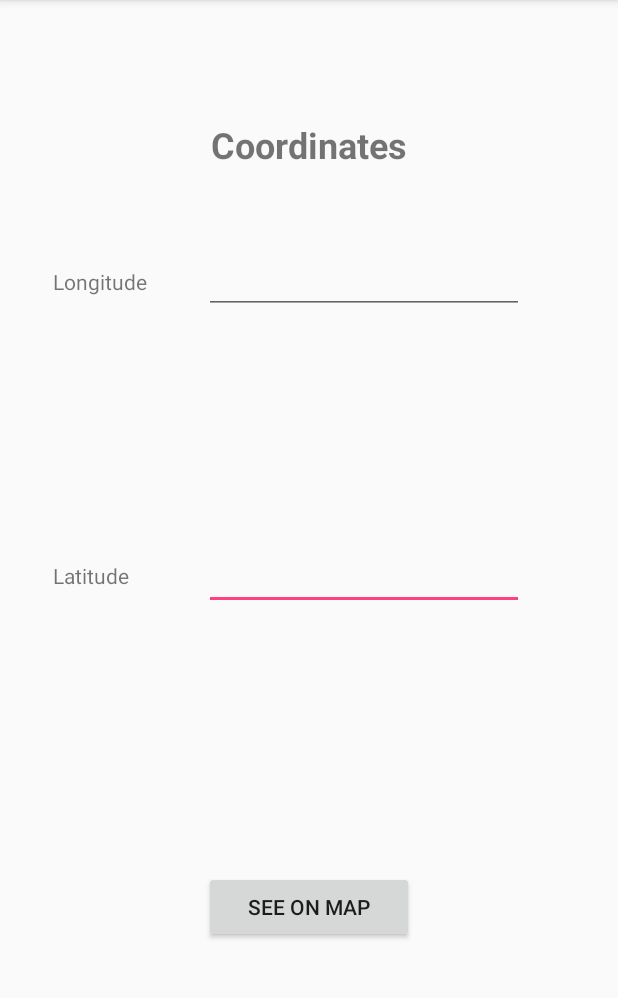
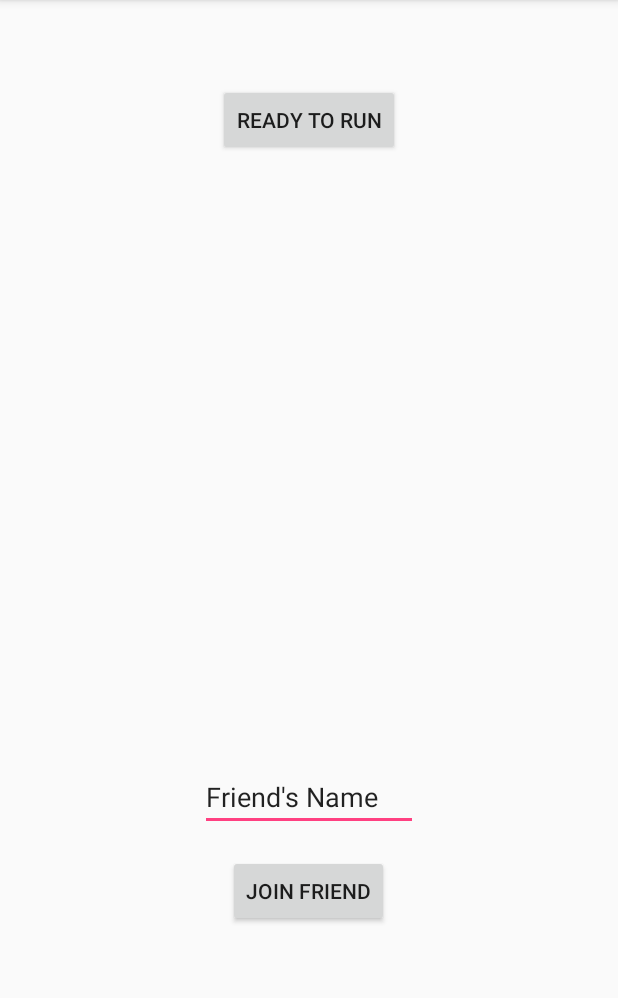
Before and after one commit to apj11c/MobileLiveRacing, an Android app: the screen it shows after launch (MainActivity), on a phone screen of 412 x 824 dp, the part 84-1082 px from its top. Run offline under Robolectric (Android 15) with nearby library versions, the phone set to English and light mode, and no system bars; our stand-ins replace Firebase (no records; nobody signed in at launch, a user with empty details on screens opened directly); libraries missing offline, so code that uses them is left out: com.firebase.ui; 2 statements that could not run were skipped.

Commit message:
Friend Fragment
The app now starts on the FindFriendFragment instead of the MainFragment. FindFriend needs onClickListeners set up so that it can connect two users.

```diff
--- /dev/null
+++ b/app/src/main/java/edu/fsu/cs/mobile/mobileliveracing/FindFriendFragment.java
@@ -0,0 +1,29 @@
+package edu.fsu.cs.mobile.mobileliveracing;
+
+
+import android.os.Bundle;
+import android.support.v4.app.Fragment;
+import android.view.LayoutInflater;
+import android.view.View;
+import android.view.ViewGroup;
+
+
+/**
+ * A simple {@link Fragment} subclass.
+ */
+public class FindFriendFragment extends Fragment {
+
+
+    public FindFriendFragment() {
+        // Required empty public constructor
+    }
+
+
+    @Override
+    public View onCreateView(LayoutInflater inflater, ViewGroup container,
+                             Bundle savedInstanceState) {
+        // Inflate the layout for this fragment
+        return inflater.inflate(R.layout.fragment_find_friend, container, false);
+    }
+
+}
--- a/app/src/main/java/edu/fsu/cs/mobile/mobileliveracing/MainActivity.java
+++ b/app/src/main/java/edu/fsu/cs/mobile/mobileliveracing/MainActivity.java
@@ -34,6 +34,7 @@ public class MainActivity extends AppCompatActivity {
 
     public static final String FRAGMENT_MAIN = "main";
     public static final String FRAGMENT_MAP = "map";
+    public static final String FRAGMENT_FRIEND = "friend";
     public static final String LOCATION_REFRESH_TIME = "map";
     public static final String LOCATION_REFRESH_DISTANCE = "map";
 
@@ -49,8 +50,8 @@ public class MainActivity extends AppCompatActivity {
         setContentView(R.layout.activity_main);
         Log.i(TAG, "MainFragment.onCreate()");
 
-        OnFragmentChanged(FRAGMENT_MAIN);
-
+        //OnFragmentChanged(FRAGMENT_MAIN);
+        OnFragmentChanged(FRAGMENT_FRIEND);
         String jsonStr = getJSONFromAssets();
 
 
@@ -157,7 +158,14 @@ public class MainActivity extends AppCompatActivity {
         FragmentManager fragmentManager = getSupportFragmentManager();
         FragmentTransaction fragmentTransaction = fragmentManager.beginTransaction();
         switch (key) {
+            case FRAGMENT_FRIEND:
+                Log.i(TAG,"starting friend fragment.");
+                FindFriendFragment friend = new FindFriendFragment();
+                fragmentTransaction.replace(R.id.frame,friend);
+                fragmentTransaction.commit();
+                break;
             case FRAGMENT_MAIN:
+                Log.i(TAG,"case FRAGMENT_MAIN");
                 MainFragment loginFragment = new MainFragment();
                 fragmentTransaction.replace(R.id.frame, loginFragment);
                 fragmentTransaction.commit();
@@ -184,7 +192,10 @@ public class MainActivity extends AppCompatActivity {
                 }
                 Log.i(TAG, "MainFragment.onCreate(): Permissions granted");
                 location = mLocationManager.getLastKnownLocation(LocationManager.GPS_PROVIDER);
+                if(location == null){
+                    Log.i(TAG,"Location is null.");}
                 double latitude = location.getLatitude();
+                Log.i(TAG,"Latitude got.");
                 double lng = location.getLongitude();
                 DrawMap(latitude, lng);
                 break;
--- a/app/src/main/java/edu/fsu/cs/mobile/mobileliveracing/MainFragment.java
+++ b/app/src/main/java/edu/fsu/cs/mobile/mobileliveracing/MainFragment.java
@@ -27,7 +27,6 @@ public class MainFragment extends Fragment {
     public void onCreate(Bundle savedInstanceState) {
         super.onCreate(savedInstanceState);
         Log.i(TAG, "MainFragment.onCreate()");
-
     }
 
     @Override
--- /dev/null
+++ b/app/src/main/res/layout/fragment_find_friend.xml
@@ -0,0 +1,38 @@
+<?xml version="1.0" encoding="utf-8"?>
+<RelativeLayout xmlns:android="http://schemas.android.com/apk/res/android"
+    xmlns:tools="http://schemas.android.com/tools"
+    android:layout_width="match_parent"
+    android:layout_height="match_parent"
+    tools:context=".FindFriendFragment">
+
+    <!-- TODO: Update blank fragment layout -->
+
+    <Button
+        android:id="@+id/buttonReady"
+        android:layout_width="wrap_content"
+        android:layout_height="wrap_content"
+        android:layout_alignParentTop="true"
+        android:layout_centerHorizontal="true"
+        android:layout_marginTop="56dp"
+        android:text="Ready to Run" />
+
+    <EditText
+        android:id="@+id/friendName"
+        android:layout_width="145dp"
+        android:layout_height="wrap_content"
+        android:layout_alignParentBottom="true"
+        android:layout_centerHorizontal="true"
+        android:layout_marginBottom="214dp"
+        android:ems="10"
+        android:inputType="textPersonName"
+        android:text="Friend's Name" />
+
+    <Button
+        android:id="@+id/buttonJoin"
+        android:layout_width="wrap_content"
+        android:layout_height="wrap_content"
+        android:layout_alignParentBottom="true"
+        android:layout_centerHorizontal="true"
+        android:layout_marginBottom="150dp"
+        android:text="Join Friend" />
+</RelativeLayout>
```
